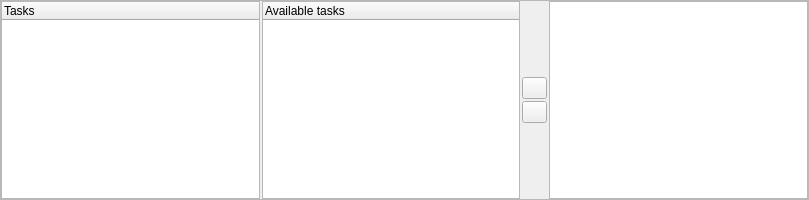
This is plan/libs/ui/kptperteditor.ui in KDE/calligra as Qt 5 draws it before an edit. The edited form follows.
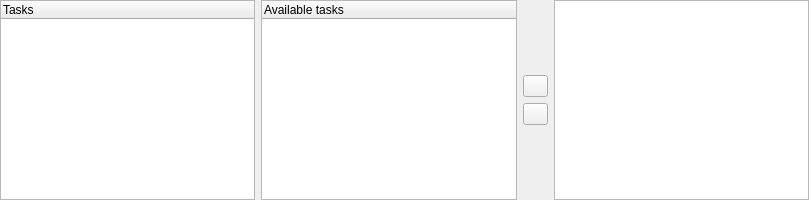
This is the edited form. Custom widgets are drawn as their Qt base class.

Commit message: Remove frame around Plan's Dependencies (List) view

Patch:
```diff
--- a/plan/libs/ui/kptperteditor.ui
+++ b/plan/libs/ui/kptperteditor.ui
@@ -9,27 +9,12 @@
     <height>200</height>
    </rect>
   </property>
-  <layout class="QVBoxLayout" name="verticalLayout" >
-   <property name="margin" >
-    <number>0</number>
-   </property>
-   <item>
-    <widget class="QFrame" name="frame" >
-     <property name="frameShape" >
-      <enum>QFrame::StyledPanel</enum>
-     </property>
-     <property name="frameShadow" >
-      <enum>QFrame::Sunken</enum>
-     </property>
      <layout class="QHBoxLayout" name="horizontalLayout_2" >
       <property name="margin" >
        <number>0</number>
       </property>
       <item>
        <layout class="QHBoxLayout" name="horizontalLayout" >
-        <property name="spacing" >
-         <number>2</number>
-        </property>
         <item>
          <widget class="QTreeWidget" name="taskList" >
           <column>
@@ -120,9 +105,6 @@
          <widget class="RelationTreeView" name="required" />
         </item>
        </layout>
-      </item>
-     </layout>
-    </widget>
    </item>
   </layout>
  </widget>
```
Lines whose indentation alone changed are shown as unchanged.
